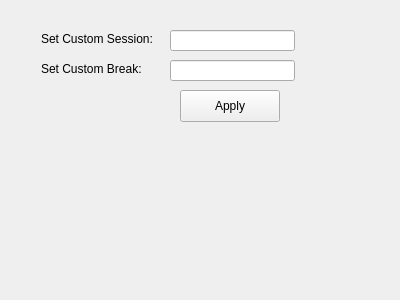
Before: the Qt Designer form settings.ui in notHisu/ThisIsTheRealPomodoro, drawn with Qt 5.
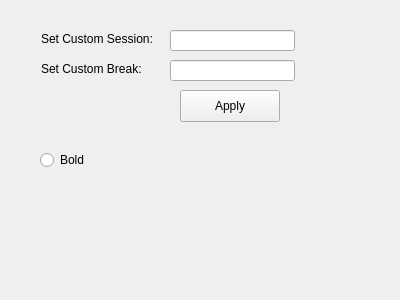
After: the same form once the commit is applied.

Commit message: split the settings logic

What changed in the file:
```diff
--- a/settings.ui
+++ b/settings.ui
@@ -10,6 +10,12 @@
     <height>300</height>
    </rect>
   </property>
+  <property name="font">
+   <font>
+    <italic>false</italic>
+    <bold>false</bold>
+   </font>
+  </property>
   <property name="windowTitle">
    <string>Form</string>
   </property>
@@ -72,6 +78,19 @@
     <string>Apply</string>
    </property>
   </widget>
+  <widget class="QRadioButton" name="rdBold">
+   <property name="geometry">
+    <rect>
+     <x>40</x>
+     <y>150</y>
+     <width>71</width>
+     <height>20</height>
+    </rect>
+   </property>
+   <property name="text">
+    <string>Bold</string>
+   </property>
+  </widget>
  </widget>
  <resources/>
  <connections/>
```
The commit also changes 3 other files.
